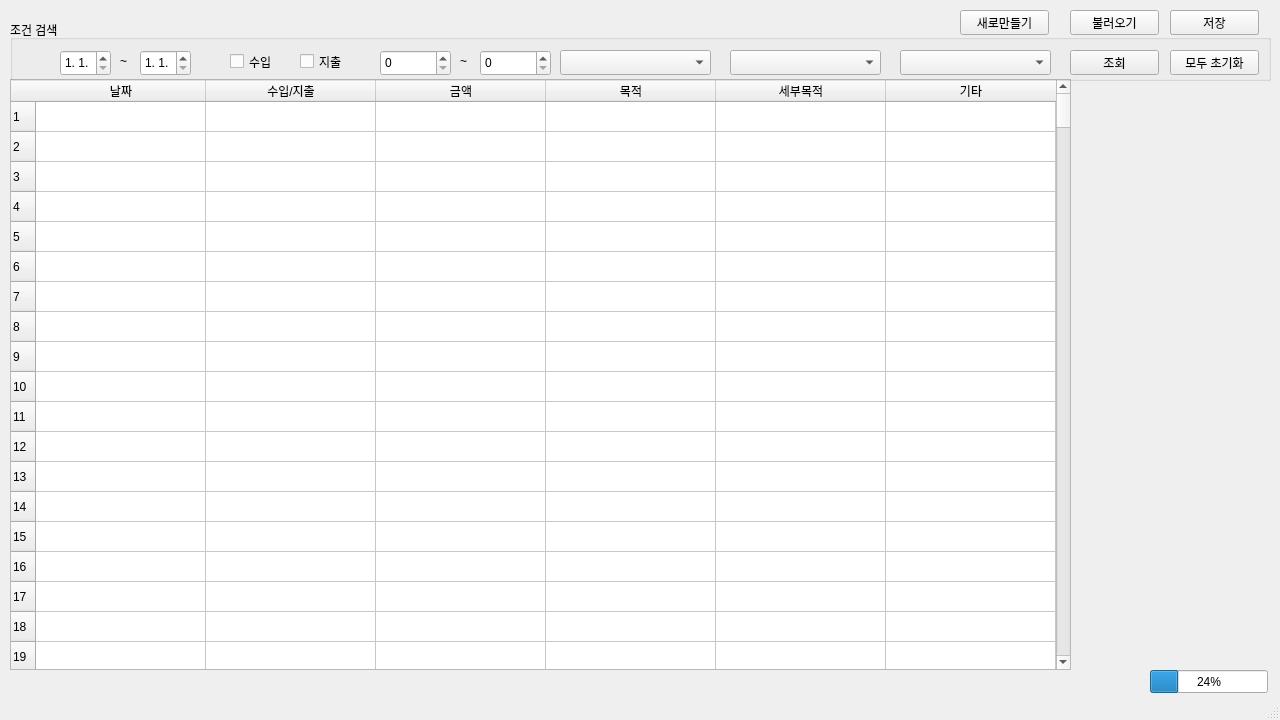
The window that MainWindow.ui (yechan2468/AccountManagementSystem) describes before a commit, drawn with Qt 5.
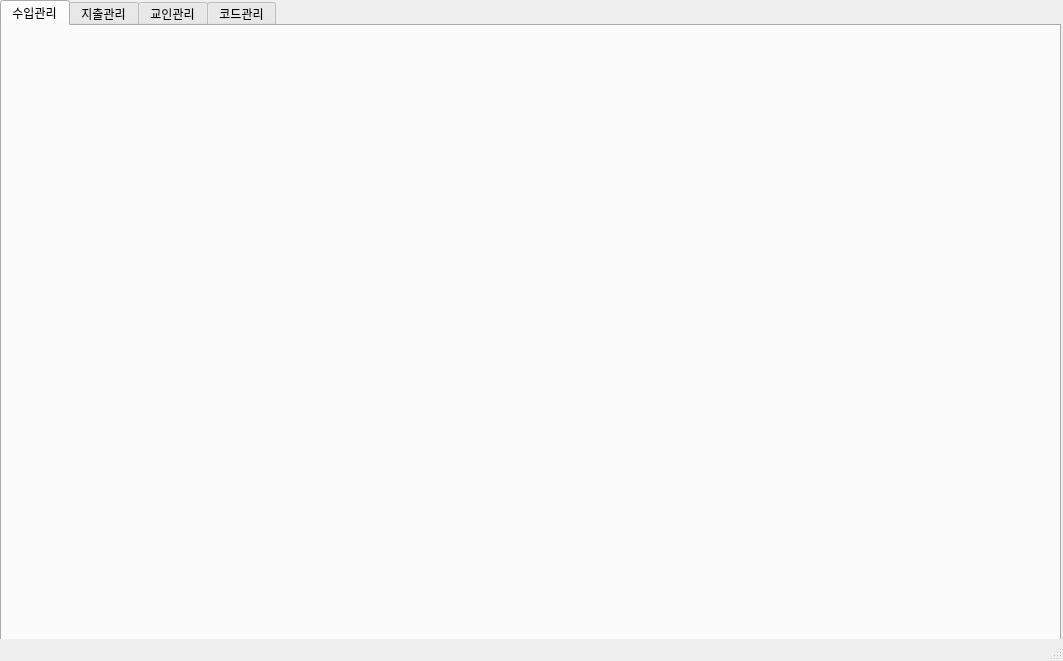
The same window after the commit.

```diff
--- a/MainWindow.ui
+++ b/MainWindow.ui
@@ -6,611 +6,65 @@
    <rect>
     <x>0</x>
     <y>0</y>
-    <width>1280</width>
-    <height>720</height>
+    <width>1063</width>
+    <height>661</height>
    </rect>
   </property>
   <property name="windowTitle">
    <string>MainWindow</string>
   </property>
   <widget class="QWidget" name="centralwidget">
-   <widget class="QTableWidget" name="tableWidget">
+   <widget class="QWidget" name="verticalLayoutWidget">
     <property name="geometry">
      <rect>
-      <x>10</x>
-      <y>79</y>
+      <x>0</x>
+      <y>0</y>
       <width>1061</width>
-      <height>591</height>
+      <height>641</height>
      </rect>
     </property>
-    <property name="rowCount">
-     <number>300</number>
-    </property>
-    <property name="columnCount">
-     <number>6</number>
-    </property>
-    <attribute name="horizontalHeaderVisible">
-     <bool>true</bool>
-    </attribute>
-    <attribute name="horizontalHeaderCascadingSectionResizes">
-     <bool>false</bool>
-    </attribute>
-    <attribute name="horizontalHeaderDefaultSectionSize">
-     <number>170</number>
-    </attribute>
-    <row/>
-    <row/>
-    <row/>
-    <row/>
-    <row/>
-    <row/>
-    <row/>
-    <row/>
-    <row/>
-    <row/>
-    <row/>
-    <row/>
-    <row/>
-    <row/>
-    <row/>
-    <row/>
-    <row/>
-    <row/>
-    <row/>
-    <row/>
-    <row/>
-    <row/>
-    <row/>
-    <row/>
-    <row/>
-    <row/>
-    <row/>
-    <row/>
-    <row/>
-    <row/>
-    <row/>
-    <row/>
-    <row/>
-    <row/>
-    <row/>
-    <row/>
-    <row/>
-    <row/>
-    <row/>
-    <row/>
-    <row/>
-    <row/>
-    <row/>
-    <row/>
-    <row/>
-    <row/>
-    <row/>
-    <row/>
-    <row/>
-    <row/>
-    <row/>
-    <row/>
-    <row/>
-    <row/>
-    <row/>
-    <row/>
-    <row/>
-    <row/>
-    <row/>
-    <row/>
-    <row/>
-    <row/>
-    <row/>
-    <row/>
-    <row/>
-    <row/>
-    <row/>
-    <row/>
-    <row/>
-    <row/>
-    <row/>
-    <row/>
-    <row/>
-    <row/>
-    <row/>
-    <row/>
-    <row/>
-    <row/>
-    <row/>
-    <row/>
-    <row/>
-    <row/>
-    <row/>
-    <row/>
-    <row/>
-    <row/>
-    <row/>
-    <row/>
-    <row/>
-    <row/>
-    <row/>
-    <row/>
-    <row/>
-    <row/>
-    <row/>
-    <row/>
-    <row/>
-    <row/>
-    <row/>
-    <row/>
-    <row/>
-    <row/>
-    <row/>
-    <row/>
-    <row/>
-    <row/>
-    <row/>
-    <row/>
-    <row/>
-    <row/>
-    <row/>
-    <row/>
-    <row/>
-    <row/>
-    <row/>
-    <row/>
-    <row/>
-    <row/>
-    <row/>
-    <row/>
-    <row/>
-    <row/>
-    <row/>
-    <row/>
-    <row/>
-    <row/>
-    <row/>
-    <row/>
-    <row/>
-    <row/>
-    <row/>
-    <row/>
-    <row/>
-    <row/>
-    <row/>
-    <row/>
-    <row/>
-    <row/>
-    <row/>
-    <row/>
-    <row/>
-    <row/>
-    <row/>
-    <row/>
-    <row/>
-    <row/>
-    <row/>
-    <row/>
-    <row/>
-    <row/>
-    <row/>
-    <row/>
-    <row/>
-    <row/>
-    <row/>
-    <row/>
-    <row/>
-    <row/>
-    <row/>
-    <row/>
-    <row/>
-    <row/>
-    <row/>
-    <row/>
-    <row/>
-    <row/>
-    <row/>
-    <row/>
-    <row/>
-    <row/>
-    <row/>
-    <row/>
-    <row/>
-    <row/>
-    <row/>
-    <row/>
-    <row/>
-    <row/>
-    <row/>
-    <row/>
-    <row/>
-    <row/>
-    <row/>
-    <row/>
-    <row/>
-    <row/>
-    <row/>
-    <row/>
-    <row/>
-    <row/>
-    <row/>
-    <row/>
-    <row/>
-    <row/>
-    <row/>
-    <row/>
-    <row/>
-    <row/>
-    <row/>
-    <row/>
-    <row/>
-    <row/>
-    <row/>
-    <row/>
-    <row/>
-    <row/>
-    <row/>
-    <row/>
-    <row/>
-    <row/>
-    <row/>
-    <row/>
-    <row/>
-    <row/>
-    <row/>
-    <row/>
-    <row/>
-    <row/>
-    <row/>
-    <row/>
-    <row/>
-    <row/>
-    <row/>
-    <row/>
-    <row/>
-    <row/>
-    <row/>
-    <row/>
-    <row/>
-    <row/>
-    <row/>
-    <row/>
-    <row/>
-    <row/>
-    <row/>
-    <row/>
-    <row/>
-    <row/>
-    <row/>
-    <row/>
-    <row/>
-    <row/>
-    <row/>
-    <row/>
-    <row/>
-    <row/>
-    <row/>
-    <row/>
-    <row/>
-    <row/>
-    <row/>
-    <row/>
-    <row/>
-    <row/>
-    <row/>
-    <row/>
-    <row/>
-    <row/>
-    <row/>
-    <row/>
-    <row/>
-    <row/>
-    <row/>
-    <row/>
-    <row/>
-    <row/>
-    <row/>
-    <row/>
-    <row/>
-    <row/>
-    <row/>
-    <row/>
-    <row/>
-    <row/>
-    <row/>
-    <row/>
-    <row/>
-    <row/>
-    <row/>
-    <row/>
-    <row/>
-    <row/>
-    <row/>
-    <row/>
-    <row/>
-    <row/>
-    <row/>
-    <row/>
-    <row/>
-    <row/>
-    <row/>
-    <row/>
-    <row/>
-    <row/>
-    <row/>
-    <row/>
-    <row/>
-    <row/>
-    <row/>
-    <row/>
-    <column>
-     <property name="text">
-      <string>날짜</string>
-     </property>
-    </column>
-    <column>
-     <property name="text">
-      <string>수입/지출</string>
-     </property>
-    </column>
-    <column>
-     <property name="text">
-      <string>금액</string>
-     </property>
-    </column>
-    <column>
-     <property name="text">
-      <string>목적</string>
-     </property>
-    </column>
-    <column>
-     <property name="text">
-      <string>세부목적</string>
-     </property>
-    </column>
-    <column>
-     <property name="text">
-      <string>기타</string>
-     </property>
-    </column>
+    <layout class="QVBoxLayout" name="verticalLayout">
+     <item>
+      <widget class="QTabWidget" name="tabWidget">
+       <property name="enabled">
+        <bool>true</bool>
+       </property>
+       <property name="tabShape">
+        <enum>QTabWidget::Rounded</enum>
+       </property>
+       <property name="currentIndex">
+        <number>0</number>
+       </property>
+       <property name="iconSize">
+        <size>
+         <width>40</width>
+         <height>40</height>
+        </size>
+       </property>
+       <widget class="QWidget" name="tapREVENUE">
+        <attribute name="title">
+         <string>수입관리</string>
+        </attribute>
+       </widget>
+       <widget class="QWidget" name="tapEXPENDITURE">
+        <attribute name="title">
+         <string>지출관리</string>
+        </attribute>
+       </widget>
+       <widget class="QWidget" name="tabUSER">
+        <attribute name="title">
+         <string>교인관리</string>
+        </attribute>
+       </widget>
+       <widget class="QWidget" name="tabCODE">
+        <attribute name="title">
+         <string>코드관리</string>
+        </attribute>
+       </widget>
+      </widget>
+     </item>
+    </layout>
    </widget>
-   <widget class="QPushButton" name="pushButton">
-    <property name="geometry">
-     <rect>
-      <x>1070</x>
-      <y>50</y>
-      <width>89</width>
-      <height>25</height>
-     </rect>
-    </property>
-    <property name="text">
-     <string>조회</string>
-    </property>
-   </widget>
-   <widget class="QProgressBar" name="progressBar">
-    <property name="geometry">
-     <rect>
-      <x>1150</x>
-      <y>670</y>
-      <width>118</width>
-      <height>23</height>
-     </rect>
-    </property>
-    <property name="value">
-     <number>24</number>
-    </property>
-   </widget>
-   <widget class="QLabel" name="label_2">
-    <property name="geometry">
-     <rect>
-      <x>120</x>
-      <y>50</y>
-      <width>16</width>
-      <height>21</height>
-     </rect>
-    </property>
-    <property name="text">
-     <string>~</string>
-    </property>
-   </widget>
-   <widget class="QCheckBox" name="checkBox">
-    <property name="geometry">
-     <rect>
-      <x>230</x>
-      <y>50</y>
-      <width>51</width>
-      <height>23</height>
-     </rect>
-    </property>
-    <property name="text">
-     <string>수입</string>
-    </property>
-   </widget>
-   <widget class="QCheckBox" name="checkBox_2">
-    <property name="geometry">
-     <rect>
-      <x>300</x>
-      <y>50</y>
-      <width>51</width>
-      <height>23</height>
-     </rect>
-    </property>
-    <property name="text">
-     <string>지출</string>
-    </property>
-   </widget>
-   <widget class="QPushButton" name="pushButton_2">
-    <property name="geometry">
-     <rect>
-      <x>1170</x>
-      <y>10</y>
-      <width>89</width>
-      <height>25</height>
-     </rect>
-    </property>
-    <property name="text">
-     <string>(저장됨)</string>
-    </property>
-   </widget>
-   <widget class="QPushButton" name="pushButton_3">
-    <property name="geometry">
-     <rect>
-      <x>1170</x>
-      <y>10</y>
-      <width>89</width>
-      <height>25</height>
-     </rect>
-    </property>
-    <property name="text">
-     <string>저장</string>
-    </property>
-   </widget>
-   <widget class="QGroupBox" name="groupBox">
-    <property name="geometry">
-     <rect>
-      <x>10</x>
-      <y>20</y>
-      <width>1261</width>
-      <height>61</height>
-     </rect>
-    </property>
-    <property name="title">
-     <string>조건 검색</string>
-    </property>
-    <widget class="QComboBox" name="comboBox">
-     <property name="geometry">
-      <rect>
-       <x>550</x>
-       <y>30</y>
-       <width>151</width>
-       <height>25</height>
-      </rect>
-     </property>
-    </widget>
-    <widget class="QComboBox" name="comboBox_2">
-     <property name="geometry">
-      <rect>
-       <x>720</x>
-       <y>30</y>
-       <width>151</width>
-       <height>25</height>
-      </rect>
-     </property>
-    </widget>
-    <widget class="QComboBox" name="comboBox_3">
-     <property name="geometry">
-      <rect>
-       <x>890</x>
-       <y>30</y>
-       <width>151</width>
-       <height>25</height>
-      </rect>
-     </property>
-    </widget>
-    <widget class="QPushButton" name="pushButton_6">
-     <property name="geometry">
-      <rect>
-       <x>1160</x>
-       <y>30</y>
-       <width>89</width>
-       <height>25</height>
-      </rect>
-     </property>
-     <property name="text">
-      <string>모두 초기화</string>
-     </property>
-    </widget>
-   </widget>
-   <widget class="QPushButton" name="pushButton_4">
-    <property name="geometry">
-     <rect>
-      <x>1070</x>
-      <y>10</y>
-      <width>89</width>
-      <height>25</height>
-     </rect>
-    </property>
-    <property name="text">
-     <string>불러오기</string>
-    </property>
-   </widget>
-   <widget class="QPushButton" name="pushButton_5">
-    <property name="geometry">
-     <rect>
-      <x>960</x>
-      <y>10</y>
-      <width>89</width>
-      <height>25</height>
-     </rect>
-    </property>
-    <property name="text">
-     <string>새로만들기</string>
-    </property>
-   </widget>
-   <widget class="QDateEdit" name="dateEdit">
-    <property name="geometry">
-     <rect>
-      <x>140</x>
-      <y>50</y>
-      <width>51</width>
-      <height>26</height>
-     </rect>
-    </property>
-    <property name="displayFormat">
-     <string>M. d.</string>
-    </property>
-   </widget>
-   <widget class="QDateEdit" name="dateEdit_2">
-    <property name="geometry">
-     <rect>
-      <x>60</x>
-      <y>50</y>
-      <width>51</width>
-      <height>26</height>
-     </rect>
-    </property>
-    <property name="displayFormat">
-     <string>M. d.</string>
-    </property>
-   </widget>
-   <widget class="QLabel" name="label_5">
-    <property name="geometry">
-     <rect>
-      <x>460</x>
-      <y>50</y>
-      <width>16</width>
-      <height>21</height>
-     </rect>
-    </property>
-    <property name="text">
-     <string>~</string>
-    </property>
-   </widget>
-   <widget class="QSpinBox" name="spinBox">
-    <property name="geometry">
-     <rect>
-      <x>380</x>
-      <y>50</y>
-      <width>71</width>
-      <height>26</height>
-     </rect>
-    </property>
-   </widget>
-   <widget class="QSpinBox" name="spinBox_2">
-    <property name="geometry">
-     <rect>
-      <x>480</x>
-      <y>50</y>
-      <width>71</width>
-      <height>26</height>
-     </rect>
-    </property>
-   </widget>
-  </widget>
-  <widget class="QMenuBar" name="menubar">
-   <property name="geometry">
-    <rect>
-     <x>0</x>
-     <y>0</y>
-     <width>1280</width>
-     <height>28</height>
-    </rect>
-   </property>
   </widget>
   <widget class="QStatusBar" name="statusbar"/>
  </widget>
```
